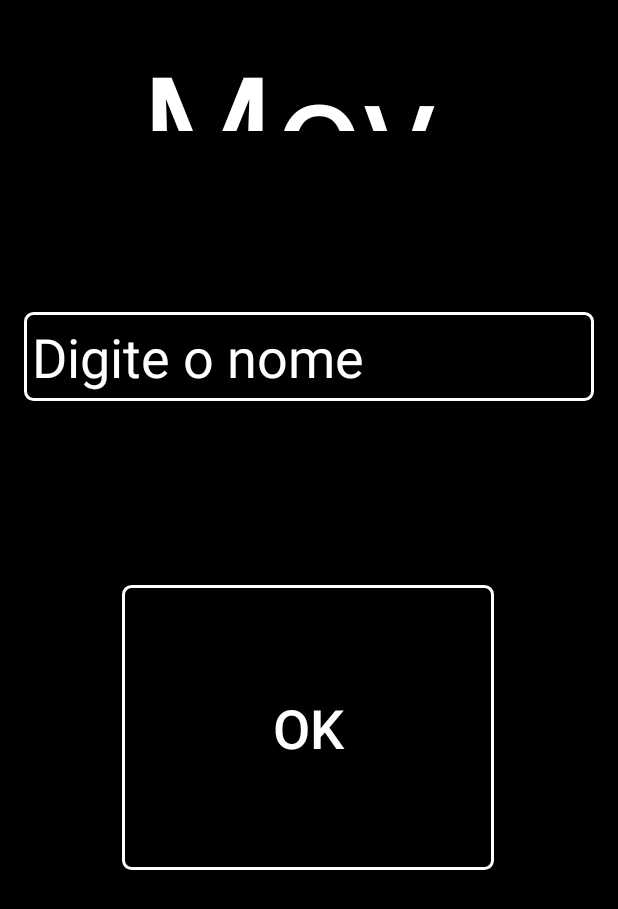
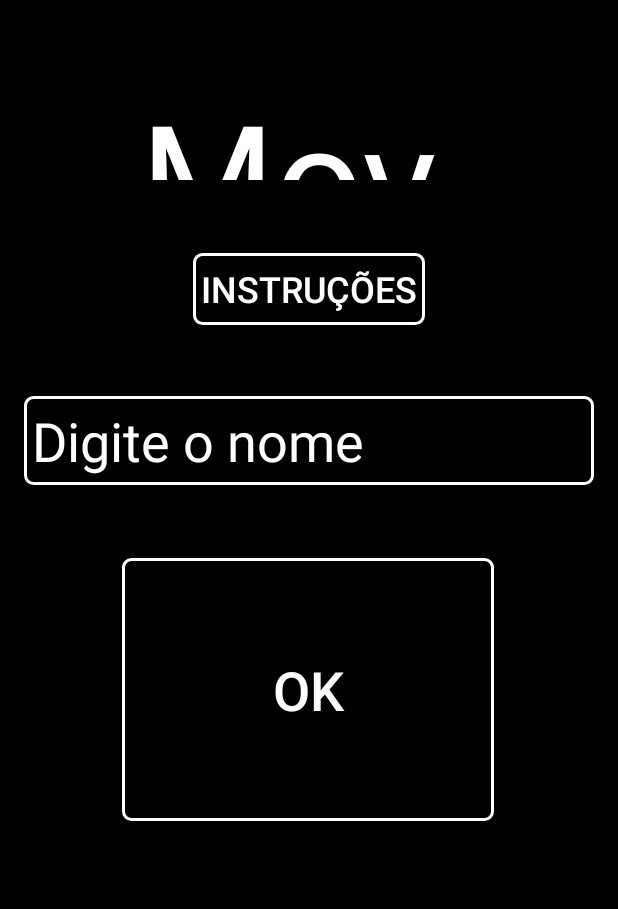
Before and after one commit to faelborba/MovMat, an Android app: the screen it shows after launch (MainActivity), on a phone screen of 412 x 824 dp. Shown: the top 909 px of the screen. Run offline under Robolectric (Android 15) with nearby library versions, the phone set to English and light mode, and no system bars.

Commit message:
adicionando tela de instruções/ajuda

```diff
--- a/app/src/main/AndroidManifest.xml
+++ b/app/src/main/AndroidManifest.xml
@@ -11,9 +11,10 @@
         android:roundIcon="@mipmap/ic_launcher_round"
         android:supportsRtl="true"
         android:theme="@style/AppTheme">
+        <activity android:name=".Ajuda"></activity>
         <activity
             android:name=".TelaRelatorio"
-            android:screenOrientation="portrait"></activity>
+            android:screenOrientation="portrait" />
         <activity
             android:name=".ConfereResultado"
             android:screenOrientation="portrait" />
--- a/app/src/main/java/com/example/movmat/MainActivity.java
+++ b/app/src/main/java/com/example/movmat/MainActivity.java
@@ -11,7 +11,8 @@ import android.widget.Toast;
 
 public class MainActivity extends AppCompatActivity {
     private EditText digiteNome;
-    private Button botaoOk;
+    private Button botaoOk, botaoInstrucoes;
+    public String descricao = "Aqui vai as instruções. bla bla bla bla bla bla bla... olá até mais. lalalalala :-p... bla bla bla 234 123";
 
     public Aluno aluno, alunoNovo = null;
 
@@ -31,12 +32,23 @@ public class MainActivity extends AppCompatActivity {
                 Toast.makeText(MainActivity.this, "" + aluno.getNomeAluno(), Toast.LENGTH_SHORT).show();
             }
         }
-
         if (aluno == null) {
             aluno = new Aluno();
         } else {
             digiteNome.setText(aluno.getNomeAluno());
         }
+
+        botaoInstrucoes = (Button) findViewById(R.id.botaoInstrucoes);
+        botaoInstrucoes.setOnClickListener(new View.OnClickListener() {
+            @Override
+            public void onClick(View v) {
+                Intent intent = new Intent(MainActivity.this, Ajuda.class);
+                intent.putExtra("descricao", descricao);
+                intent.putExtra("tela", 1);
+                startActivity(intent);
+            }
+        });
+
         //recebendo dados e executando a próxima tela
         botaoOk = (Button) findViewById(R.id.botaoOk);
 
@@ -48,7 +60,7 @@ public class MainActivity extends AppCompatActivity {
                     Intent intent = new Intent(MainActivity.this, ComVisualizazacao.class);
                     intent.putExtra("aluno", aluno);
                     startActivity(intent);
-                }else{
+                } else {
                     Toast.makeText(MainActivity.this, "Por favor digite um nome válido.", Toast.LENGTH_SHORT).show();
                 }
             }
--- a/app/src/main/java/com/example/movmat/TelaDesafio.java
+++ b/app/src/main/java/com/example/movmat/TelaDesafio.java
@@ -40,7 +40,6 @@ public class TelaDesafio extends AppCompatActivity implements SensorEventListene
         super.onCreate(savedInstanceState);
         setContentView(R.layout.activity_tela_desafio);
 
-        alimentaSom();
         //capturando itens da tela
         conta = (TextView) findViewById(R.id.conta);
         resultado = (TextView) findViewById(R.id.resultado);
--- a/app/src/main/res/layout/activity_main.xml
+++ b/app/src/main/res/layout/activity_main.xml
@@ -9,9 +9,29 @@
     tools:context=".MainActivity">
 
     <Button
+        android:id="@+id/botaoInstrucoes"
+        android:layout_width="wrap_content"
+        android:layout_height="wrap_content"
+        android:layout_marginStart="116dp"
+        android:layout_marginLeft="116dp"
+        android:layout_marginTop="8dp"
+        android:layout_marginEnd="116dp"
+        android:layout_marginRight="116dp"
+        android:layout_marginBottom="8dp"
+        android:background="@drawable/selector_button"
+        android:padding="5dp"
+        android:text="instruções"
+        android:textColor="#FFFFFF"
+        android:textSize="24sp"
+        app:layout_constraintBottom_toTopOf="@+id/digiteNome"
+        app:layout_constraintEnd_toEndOf="parent"
+        app:layout_constraintStart_toStartOf="parent"
+        app:layout_constraintTop_toBottomOf="@+id/MovMat" />
+
+    <Button
         android:id="@+id/botaoOk"
         android:layout_width="248dp"
-        android:layout_height="190dp"
+        android:layout_height="175dp"
         android:layout_marginStart="8dp"
         android:layout_marginLeft="8dp"
         android:layout_marginEnd="8dp"
@@ -25,7 +45,8 @@
         app:layout_constraintBottom_toBottomOf="parent"
         app:layout_constraintEnd_toEndOf="parent"
         app:layout_constraintHorizontal_bias="0.496"
-        app:layout_constraintStart_toStartOf="parent" />
+        app:layout_constraintStart_toStartOf="parent"
+        app:layout_constraintTop_toBottomOf="@+id/digiteNome" />
 
     <EditText
         android:id="@+id/digiteNome"
@@ -33,10 +54,10 @@
         android:layout_height="wrap_content"
         android:layout_marginStart="16dp"
         android:layout_marginLeft="16dp"
-        android:layout_marginTop="38dp"
+        android:layout_marginTop="7dp"
         android:layout_marginEnd="16dp"
         android:layout_marginRight="16dp"
-        android:layout_marginBottom="40dp"
+        android:layout_marginBottom="16dp"
         android:background="@drawable/selector_button"
         android:ems="10"
         android:inputType="textPersonName"
@@ -48,7 +69,7 @@
         app:layout_constraintEnd_toEndOf="parent"
         app:layout_constraintHorizontal_bias="0.0"
         app:layout_constraintStart_toStartOf="parent"
-        app:layout_constraintTop_toBottomOf="@+id/MovMat" />
+        app:layout_constraintTop_toBottomOf="@+id/botaoInstrucoes" />
 
     <TextView
         android:id="@+id/MovMat"
@@ -59,9 +80,11 @@
         android:layout_marginTop="16dp"
         android:layout_marginEnd="16dp"
         android:layout_marginRight="16dp"
+        android:layout_marginBottom="8dp"
         android:text="MovMat"
         android:textColor="#FFFFFF"
         android:textSize="155px"
+        app:layout_constraintBottom_toTopOf="@+id/botaoInstrucoes"
         app:layout_constraintEnd_toEndOf="parent"
         app:layout_constraintStart_toStartOf="parent"
         app:layout_constraintTop_toTopOf="parent" />
--- a/app/src/main/res/layout/activity_seleciona_desafio.xml
+++ b/app/src/main/res/layout/activity_seleciona_desafio.xml
@@ -18,9 +18,9 @@
         android:layout_marginRight="16dp"
         android:layout_marginBottom="16dp"
         android:gravity="center"
-        android:text="Selecione o Desafio"
+        android:text="Selecione a Atividade"
         android:textColor="#FFFFFF"
-        android:textSize="111px"
+        android:textSize="36sp"
         app:layout_constraintBottom_toTopOf="@+id/botaoSoma"
         app:layout_constraintEnd_toEndOf="parent"
         app:layout_constraintStart_toStartOf="parent"
```
Also changed, not shown: app/src/main/java/com/example/movmat/Ajuda.java (added, +51 -0 lines), app/src/main/res/layout/activity_ajuda.xml (added, +32 -0 lines).
